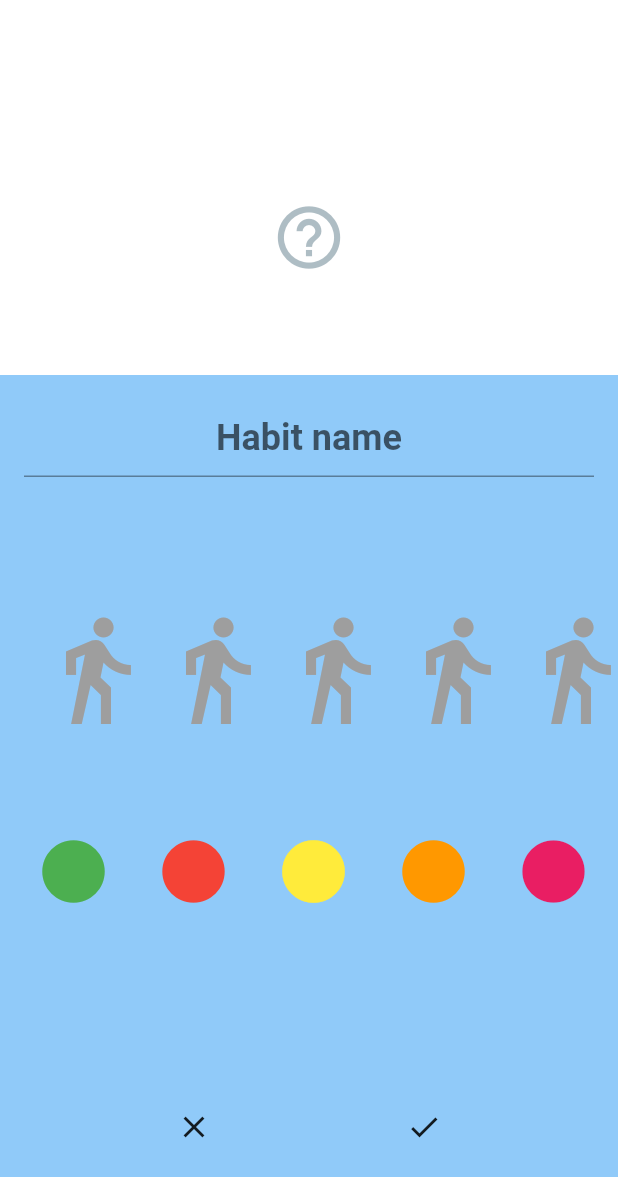
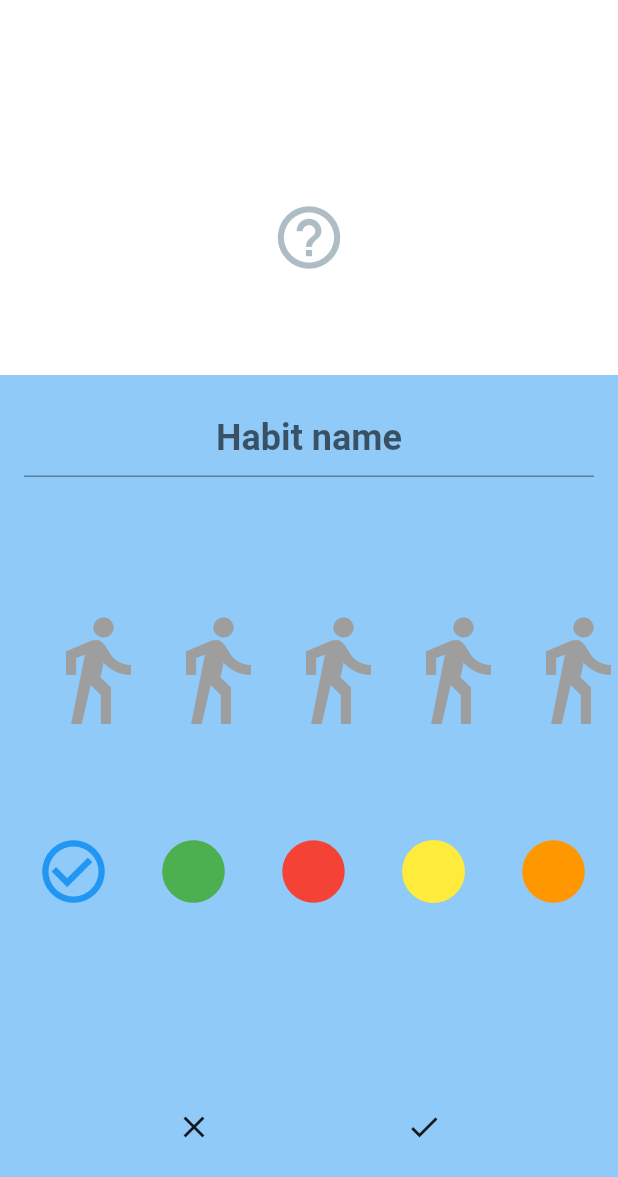
Before and after one commit to kyo-waku/Chobit, a Flutter app: the NewHabitPage screen opened directly, after a tap on the "lens" icon, on a phone screen of 412 x 824 dp. Shown: the top 1177 px of the screen. Run offline on Flutter 3.47's test engine with Material 2 defaults, Android fonts, the phone set to English and light mode, and no system bars; missing offline and left inert: flutter_echarts, heatmap_calendar.

Commit message:
色選択UIをレビューに従って修正したぞ。サンキューやましゅう先生。

```diff
--- a/lib/card.dart
+++ b/lib/card.dart
@@ -291,12 +291,14 @@ class _ColorSelectorState extends State<ColorSelector> {
       scrollDirection: Axis.horizontal,
       children: <Widget>[
         for (var hc in habitColors)
-          (hc.id == selectedColorId) // 選択中の色は選択肢から外す
-              ? Container() // カラ
-              : Padding(
+          Padding(
             padding: EdgeInsets.all(16.0),
             child: IconButton(
-                      icon: Icon(Icons.lens, size: 50, color: hc.buttonColor),
+                icon: Icon(
+                  (hc.id == selectedColorId) ? Icons.check_circle_outline : Icons.lens,
+                  size: 50,
+                  color: hc.buttonColor,
+                ),
                 onPressed: () => setState(() {
                       selectedColorId = hc.id;
                       widget.changeColor(hc.color);
```
Lines whose indentation alone changed are shown as unchanged.
